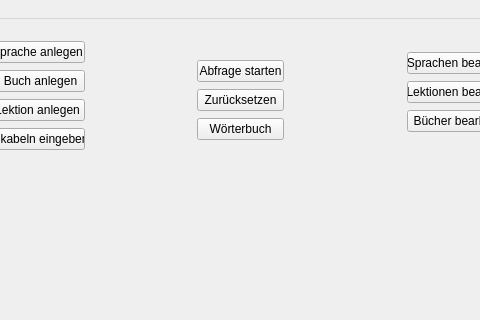
This is UIs/MainWindow.ui in JPaehr/VokabelTrainer as Qt 5 draws it before an edit; both pictures show x 83 to 563 and y 0 to 320 of the 800 by 600 pixel window. The edited form follows.
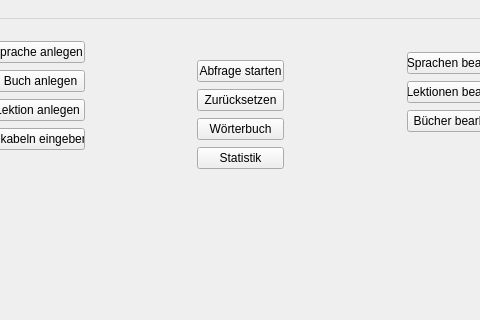
This is the edited form.

Commit message: oberflächen code übersicht verbesser und statistik hinzugefügt

The edit to the form file:
```diff
--- a/UIs/MainWindow.ui
+++ b/UIs/MainWindow.ui
@@ -20,7 +20,7 @@
       <x>280</x>
       <y>40</y>
       <width>87</width>
-      <height>83</height>
+      <height>112</height>
      </rect>
     </property>
     <layout class="QVBoxLayout" name="verticalLayout_2">
@@ -45,6 +45,13 @@
        </property>
       </widget>
      </item>
+     <item>
+      <widget class="QPushButton" name="btnStatistik">
+       <property name="text">
+        <string>Statistik</string>
+       </property>
+      </widget>
+     </item>
     </layout>
    </widget>
    <widget class="QWidget" name="layoutWidget">
```
Left out of the diff: 5 changed lines with no effect on the pictures. The commit also changes 17 other files.
